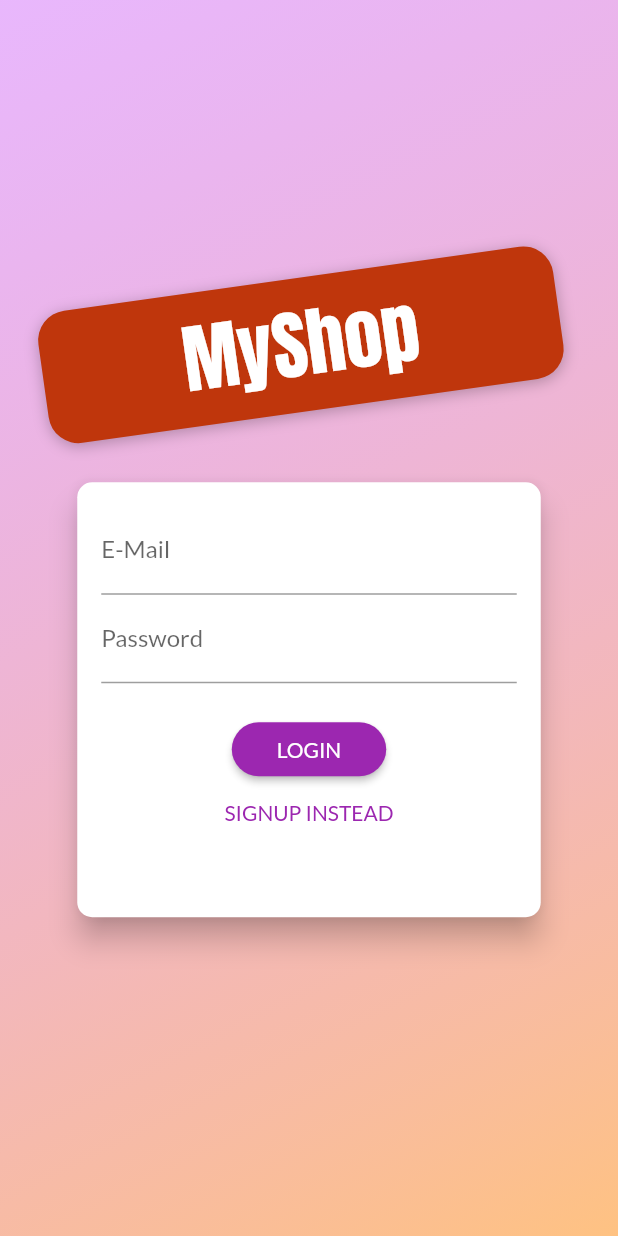
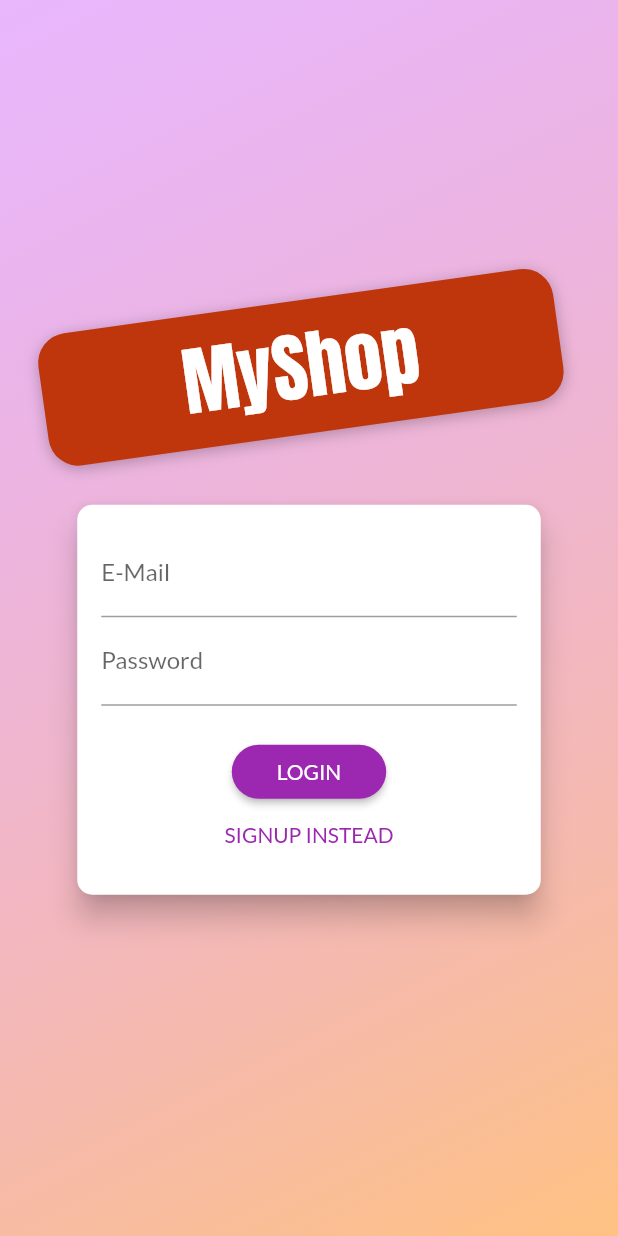
Before and after one commit to kaings-flutter/flutter_proj8, a Flutter app: the screen it shows after launch, on a phone screen of 412 x 824 dp. Run offline on Flutter 3.47's test engine with Material 2 defaults, Android fonts, the phone set to English and light mode, and no system bars; our stand-ins replace shared_preferences; network calls fail.

Commit message:
add animation: manually controlled

```diff
--- a/lib/screens/auth_screen.dart
+++ b/lib/screens/auth_screen.dart
@@ -93,7 +93,8 @@ class AuthCard extends StatefulWidget {
   _AuthCardState createState() => _AuthCardState();
 }
 
-class _AuthCardState extends State<AuthCard> {
+class _AuthCardState extends State<AuthCard>
+    with SingleTickerProviderStateMixin {
   final GlobalKey<FormState> _formKey = GlobalKey();
   AuthMode _authMode = AuthMode.Login;
   Map<String, String> _authData = {
@@ -102,6 +103,44 @@ class _AuthCardState extends State<AuthCard> {
   };
   var _isLoading = false;
   final _passwordController = TextEditingController();
+
+  AnimationController _animationController;
+  Animation<Size>
+      _heightAnimation; // `Size` since we wanna animate the size (height)
+
+  // in order to work with animation, we need StatefulWidget!!!!!
+  @override
+  void initState() {
+    super.initState();
+
+    // to specify different duration for `forward()` and `reverse()`,
+    // use `duration` & `reverseDuration`. If not specify, both will use
+    // similar duration
+    _animationController = AnimationController(
+      vsync: this,
+      duration: Duration(milliseconds: 500),
+    );
+
+    _heightAnimation = Tween<Size>(
+      begin: Size(double.infinity, 260),
+      end: Size(double.infinity, 320),
+    ).animate(CurvedAnimation(
+      parent: _animationController, // set the animation controller
+      curve: Curves.easeIn, // what type of animation
+    ));
+
+    _heightAnimation.addListener(() {
+      setState(() {});
+    });
+  }
+
+  @override
+  void dispose() {
+    super.dispose();
+
+    _animationController.dispose();
+    _heightAnimation.removeListener(() => setState(() {}));
+  }
 
   void _showErrorDialog(String errMessage) {
     // `context` is available EVERYWHERE in the State class!!!!!
@@ -179,10 +218,14 @@ class _AuthCardState extends State<AuthCard> {
       setState(() {
         _authMode = AuthMode.Signup;
       });
+
+      _animationController.forward();
     } else {
       setState(() {
         _authMode = AuthMode.Login;
       });
+
+      _animationController.reverse();
     }
   }
 
@@ -195,9 +238,9 @@ class _AuthCardState extends State<AuthCard> {
       ),
       elevation: 8.0,
       child: Container(
-        height: _authMode == AuthMode.Signup ? 350 : 290,
-        constraints:
-            BoxConstraints(minHeight: _authMode == AuthMode.Signup ? 320 : 260),
+        // height: _authMode == AuthMode.Signup ? 350 : 290,
+        height: _heightAnimation.value.height,
+        constraints: BoxConstraints(minHeight: _heightAnimation.value.height),
         width: deviceSize.width * 0.75,
         padding: EdgeInsets.all(16.0),
         child: Form(
```
